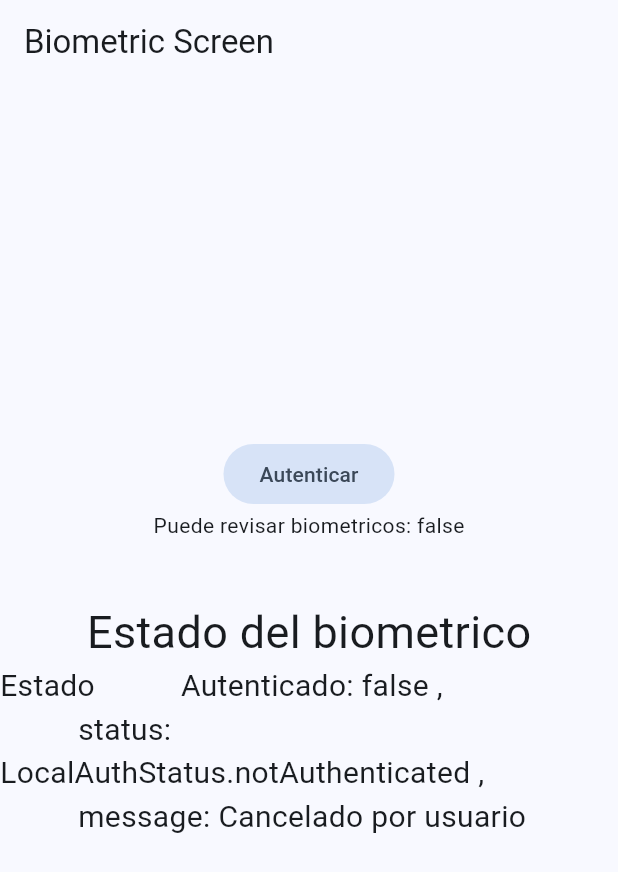
After one commit to tripleP16/misceleanos, a Flutter app: the BiometricScreen screen opened by its route, after a tap on "Autenticar", on a phone screen of 412 x 824 dp. The commit adds this screen. Shown: the top 872 px of the screen. Run offline on Flutter 3.47's test engine with Material 2 defaults, Android fonts, the phone set to English and light mode, and no system bars; our stand-ins replace dio, flutter_compass, flutter_riverpod, go_router, google_fonts, local_auth and 4 more.

Commit message:
biometricos

```diff
--- a/lib/config/config.dart
+++ b/lib/config/config.dart
@@ -1,3 +1,4 @@
 export 'theme/app_theme.dart';
 export 'router/app_router.dart';
 export 'plugins/share_plugin.dart';
+export 'plugins/local_auth_plugin.dart';
--- /dev/null
+++ b/lib/config/plugins/local_auth_plugin.dart
@@ -0,0 +1,62 @@
+import 'package:flutter/services.dart';
+import 'package:local_auth/local_auth.dart';
+import 'package:local_auth/error_codes.dart' as auth_error;
+
+class LocalAuthPlugin {
+  static final LocalAuthentication auth = LocalAuthentication();
+
+  static availableBiometrics() async {
+    final List<BiometricType> availableBiometrics =
+        await auth.getAvailableBiometrics();
+
+    if (availableBiometrics.isNotEmpty) {
+      // Some biometrics are enrolled.
+    }
+
+    if (availableBiometrics.contains(BiometricType.strong) ||
+        availableBiometrics.contains(BiometricType.face)) {
+      // Specific types of biometrics are available.
+      // Use checks like this with caution!
+    }
+  }
+
+  static Future<bool> canCheckBiometrics() async {
+    return await auth.canCheckBiometrics;
+  }
+
+  static Future<(bool, String)> authenticate() async {
+    try {
+      final bool didAuthenticate = await auth.authenticate(
+          localizedReason: 'Por favor autenticate para continuar',
+          options: const AuthenticationOptions());
+
+      return (
+        didAuthenticate,
+        didAuthenticate ? 'Hecho' : 'Cancelado por usuario'
+      );
+    } on PlatformException catch (e) {
+      print(e);
+      if (e.code == auth_error.notEnrolled) {
+        return (false, 'No hay biometricos enrolados');
+      }
+
+      if (e.code == auth_error.lockedOut) {
+        return (false, 'Muchos intentos fallidos');
+      }
+
+      if (e.code == auth_error.notAvailable) {
+        return (false, 'No hay biometricos disponible');
+      }
+
+      if (e.code == auth_error.passcodeNotSet) {
+        return (false, 'No hay un pin configurado');
+      }
+
+      if (e.code == auth_error.permanentlyLockedOut) {
+        return (false, 'Se requiere desbloquear el telefono de nuevo');
+      }
+
+      return (false, e.toString());
+    }
+  }
+}
--- a/lib/config/router/app_router.dart
+++ b/lib/config/router/app_router.dart
@@ -30,8 +30,11 @@ final appRouter = GoRouter(routes: [
           builder: (context, state) {
             final id = state.pathParameters['id'] ?? '1';
             return PokemonScreen(
-              pokemonId: id,);
+              pokemonId: id,
+            );
           },
         )
-      ])
+      ]),
+  GoRoute(
+      path: '/biometrics', builder: (context, state) => const BiometricScreen())
 ]);
--- /dev/null
+++ b/lib/presentation/providers/local_auth/local_auth_providers.dart
@@ -0,0 +1,63 @@
+// ignore_for_file: public_member_api_docs, sort_constructors_first
+import 'package:flutter_riverpod/flutter_riverpod.dart';
+
+import 'package:second_app/config/plugins/local_auth_plugin.dart';
+
+final canCheckBiometricsProvider = FutureProvider<bool>((ref) async {
+  return await LocalAuthPlugin.canCheckBiometrics();
+});
+
+enum LocalAuthStatus { authenticated, notAuthenticated, authenticating }
+
+class LocalAuthState {
+  final bool didAuthenticate;
+  final LocalAuthStatus status;
+  final String message;
+
+  LocalAuthState(
+      {this.didAuthenticate = false,
+      this.status = LocalAuthStatus.notAuthenticated,
+      this.message = ''});
+
+  LocalAuthState copyWith({
+    bool? didAuthenticate,
+    LocalAuthStatus? status,
+    String? message,
+  }) {
+    return LocalAuthState(
+      didAuthenticate: didAuthenticate ?? this.didAuthenticate,
+      status: status ?? this.status,
+      message: message ?? this.message,
+    );
+  }
+
+  @override
+  String toString() {
+    return '''
+          Autenticado: $didAuthenticate ,
+          status: $status ,
+          message: $message
+    ''';
+  }
+}
+
+class LocalAuthNotifier extends StateNotifier<LocalAuthState> {
+  LocalAuthNotifier() : super(LocalAuthState());
+
+  Future<(bool, String)> authenticateUser() async {
+    final (didAuthenticate, message) = await LocalAuthPlugin.authenticate();
+    state = state.copyWith(
+        didAuthenticate: didAuthenticate,
+        message: message,
+        status: didAuthenticate
+            ? LocalAuthStatus.authenticated
+            : LocalAuthStatus.notAuthenticated);
+
+    return (didAuthenticate, message);
+  }
+}
+
+final localAuthProvider =
+    StateNotifierProvider<LocalAuthNotifier, LocalAuthState>((ref) {
+  return LocalAuthNotifier();
+});
--- a/lib/presentation/providers/providers.dart
+++ b/lib/presentation/providers/providers.dart
@@ -6,3 +6,4 @@ export 'sensors/magnetometer_provider.dart';
 export 'compass/compass_provider.dart';
 export 'pokemons/pokemon_list_provider.dart';
 export 'pokemons/pokemon_provider.dart';
+export 'local_auth/local_auth_providers.dart';
--- /dev/null
+++ b/lib/presentation/screens/biometrics/biometric_screen.dart
@@ -0,0 +1,46 @@
+import 'package:flutter/material.dart';
+import 'package:flutter_riverpod/flutter_riverpod.dart';
+import 'package:second_app/presentation/providers/providers.dart';
+
+class BiometricScreen extends ConsumerWidget {
+  const BiometricScreen({super.key});
+
+  @override
+  Widget build(BuildContext context, ref) {
+    final canCheckBiometrics = ref.watch(canCheckBiometricsProvider);
+
+    final localAuthState = ref.watch(localAuthProvider);
+
+    return Scaffold(
+      appBar: AppBar(
+        title: const Text('Biometric Screen'),
+      ),
+      body: Center(
+        child: Column(mainAxisAlignment: MainAxisAlignment.center, children: [
+          FilledButton.tonal(
+              onPressed: () {
+                ref.read(localAuthProvider.notifier).authenticateUser();
+              },
+              child: const Text('Autenticar')),
+          canCheckBiometrics.when(
+              data: (canCheck) => Text('Puede revisar biometricos: $canCheck'),
+              error: (error, _) => Text('Error: $error'),
+              loading: () => const Center(
+                    child: CircularProgressIndicator(),
+                  )),
+          const SizedBox(
+            height: 40,
+          ),
+          const Text(
+            'Estado del biometrico',
+            style: TextStyle(fontSize: 30),
+          ),
+          Text(
+            'Estado $localAuthState',
+            style: const TextStyle(fontSize: 20),
+          ),
+        ]),
+      ),
+    );
+  }
+}
--- a/lib/presentation/screens/screens.dart
+++ b/lib/presentation/screens/screens.dart
@@ -8,3 +8,4 @@ export 'sensors/compass_screen/compass_screen.dart';
 export 'permissions/ask_location_screen.dart';
 export 'pokemons/pokemons_screen.dart';
 export 'pokemons/pokemon_screen.dart';
+export 'biometrics/biometric_screen.dart';
--- a/lib/presentation/widgets/shared/main_menu.dart
+++ b/lib/presentation/widgets/shared/main_menu.dart
@@ -16,6 +16,7 @@ final menuItems = <MenuItem>[
   MenuItem('Giroscopio Ball', Icons.sports_baseball, '/gyroscope-ball'),
   MenuItem('Brujula', Icons.explore, '/compass'),
   MenuItem('Pokemons', Icons.catching_pokemon, '/pokemons'),
+  MenuItem('Biometricos', Icons.fingerprint, '/biometrics'),
 ];
 
 class MainMenu extends StatelessWidget {
@@ -27,8 +28,10 @@ class MainMenu extends StatelessWidget {
         crossAxisCount: 3,
         crossAxisSpacing: 10,
         mainAxisSpacing: 10,
-      children: menuItems.map((item) => _HomeMenuItem(title: item.title, route: item.route, icon: item.icon)).toList()
-    );
+        children: menuItems
+            .map((item) => _HomeMenuItem(
+                title: item.title, route: item.route, icon: item.icon))
+            .toList());
   }
 }
 
@@ -43,7 +46,7 @@ class _HomeMenuItem extends StatelessWidget {
       required this.route,
       required this.icon,
       // ignore: unused_element
-      this.bgColors = const [Colors.blue, Colors.blueAccent] });
+      this.bgColors = const [Colors.blue, Colors.blueAccent]});
 
   @override
   Widget build(BuildContext context) {
@@ -56,9 +59,7 @@ class _HomeMenuItem extends StatelessWidget {
               gradient: LinearGradient(
                   colors: bgColors,
                   begin: Alignment.topCenter,
-            end: Alignment.bottomCenter
-          )
-        ),
+                  end: Alignment.bottomCenter)),
           child: Column(
             mainAxisAlignment: MainAxisAlignment.center,
             children: [
@@ -67,16 +68,16 @@ class _HomeMenuItem extends StatelessWidget {
                 color: Colors.white,
                 size: 40,
               ),
-            const SizedBox( height:  10,),
-            Text(title,
+              const SizedBox(
+                height: 10,
+              ),
+              Text(
+                title,
                 textAlign: TextAlign.center,
-              style: const TextStyle(
-                color: Colors.white
-              ),
+                style: const TextStyle(color: Colors.white),
               )
             ],
-        )
-      ),
+          )),
     );
   }
 }
--- a/pubspec.yaml
+++ b/pubspec.yaml
@@ -14,6 +14,7 @@ dependencies:
   flutter_riverpod: ^2.3.7
   go_router: ^10.1.0
   google_fonts: ^5.1.0
+  local_auth: ^2.1.7
   permission_handler: ^10.4.3
   sensors_plus: ^3.0.3
   share_plus: ^7.1.0
```
Also changed, not shown: pubspec.lock, 4 other files. Lines whose indentation alone changed are shown as unchanged.
